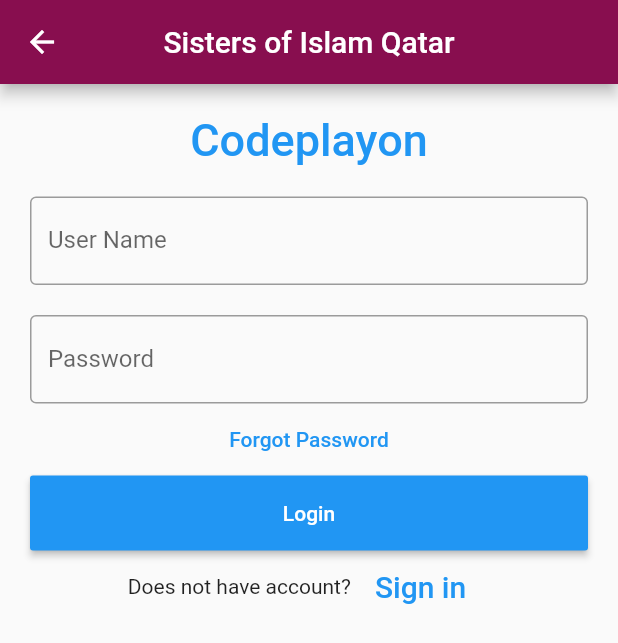
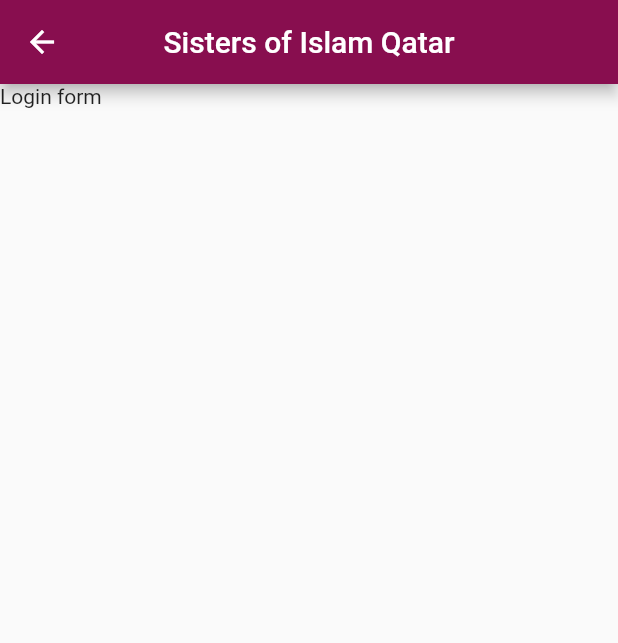
Before and after one commit to WafaWaheedaS/myummahcircle, a Flutter app: the LoginPage screen opened directly, on a phone screen of 412 x 824 dp. Shown: the top 643 px of the screen. Run offline on Flutter 3.47's test engine with Material 2 defaults, Android fonts, the light colour scheme and no system bars.

Commit message:
Remove login ui

```diff
--- a/lib/pages/login_page.dart
+++ b/lib/pages/login_page.dart
@@ -6,83 +6,12 @@
   @override
   Widget build(BuildContext context) {
     return Scaffold(
-        appBar: AppBar(
-          backgroundColor: Color(0xFF880E4F),
-          title: Text('Sisters of Islam Qatar'),
-          centerTitle: true,
-        ),
-        body: Padding(
-            padding: EdgeInsets.all(10),
-            child: ListView(
-              children: <Widget>[
-                Container(
-                    alignment: Alignment.center,
-                    padding: EdgeInsets.all(10),
-                    child: Text(
-                      'Codeplayon',
-                      style: TextStyle(
-                          color: Colors.blue,
-                          fontWeight: FontWeight.w500,
-                          fontSize: 30),
-                    )),
-                Container(
-                  padding: EdgeInsets.all(10),
-                  child: TextField(
-                    controller: nameController,
-                    decoration: InputDecoration(
-                      border: OutlineInputBorder(),
-                      labelText: 'User Name',
-                    ),
-                  ),
-                ),
-                Container(
-                  padding: EdgeInsets.fromLTRB(10, 10, 10, 0),
-                  child: TextField(
-                    obscureText: true,
-                    controller: passwordController,
-                    decoration: InputDecoration(
-                      border: OutlineInputBorder(),
-                      labelText: 'Password',
-                    ),
-                  ),
-                ),
-                FlatButton(
-                  onPressed: () {
-                    //forgot password screen
-                  },
-                  textColor: Colors.blue,
-                  child: Text('Forgot Password'),
-                ),
-                Container(
-                    height: 50,
-                    padding: EdgeInsets.fromLTRB(10, 0, 10, 0),
-                    child: RaisedButton(
-                      textColor: Colors.white,
-                      color: Colors.blue,
-                      child: Text('Login'),
-                      onPressed: () {
-                        print(nameController.text);
-                        print(passwordController.text);
-                      },
-                    )),
-                Container(
-                    child: Row(
-                  children: <Widget>[
-                    Text('Does not have account?'),
-                    FlatButton(
-                      textColor: Colors.blue,
-                      child: Text(
-                        'Sign in',
-                        style: TextStyle(fontSize: 20),
-                      ),
-                      onPressed: () {
-                        //signup screen
-                      },
-                    )
-                  ],
-                  mainAxisAlignment: MainAxisAlignment.center,
-                ))
-              ],
-            )));
+      appBar: AppBar(
+        backgroundColor: Color(0xFF880E4F),
+        title: Text('Sisters of Islam Qatar'),
+        centerTitle: true,
+      ),
+      body: Text('Login form'),
+    );
   }
 }
```
